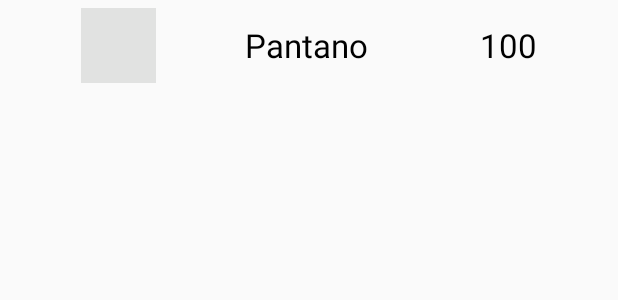
After one commit to launderex619/laberinto-multinivel, an Android app: the layout item_land_main_activity.xml on its own in the app's theme, with its tools: preview values and no code run, on a phone screen of 412 x 824 dp. The commit adds this screen. Shown: the top 300 px of the screen. Run offline under Robolectric (Android 15) with nearby library versions, the phone set to English and light mode, and no system bars.

Commit message:
Main activity casi terminado, falta programar los botones de la tabla y el boton siguiente

```diff
--- a/app/build.gradle
+++ b/app/build.gradle
@@ -20,7 +20,8 @@ android {
 
 dependencies {
     implementation fileTree(dir: 'libs', include: ['*.jar'])
-    implementation 'androidx.appcompat:appcompat:1.0.2'
+    implementation 'com.github.duanhong169:colorpicker:1.1.6'
+    implementation 'androidx.appcompat:appcompat:1.1.0'
     implementation 'androidx.constraintlayout:constraintlayout:1.1.3'
     implementation 'com.google.android.material:material:1.0.0'
     testImplementation 'junit:junit:4.12'
--- /dev/null
+++ b/app/src/main/res/layout/item_land_main_activity.xml
@@ -0,0 +1,42 @@
+<?xml version="1.0" encoding="utf-8"?>
+<LinearLayout xmlns:android="http://schemas.android.com/apk/res/android"
+    android:layout_width="match_parent"
+    android:layout_height="wrap_content"
+    android:layout_marginTop="5dp"
+    android:layout_marginBottom="5dp"
+    android:orientation="horizontal"
+    android:gravity="center"
+    >
+
+    <ImageView
+        android:id="@+id/item_land_color"
+        android:layout_width="50dp"
+        android:layout_height="50dp"
+        android:background="@color/backgroundGrayColor"
+        />
+
+    <TextView
+        android:id="@+id/item_land_name"
+        android:layout_width="200dp"
+        android:layout_height="wrap_content"
+        android:layout_gravity="center"
+        android:gravity="center"
+        android:text="@string/land_name_test"
+        android:textColor="@color/blackColor"
+        android:textSize="@dimen/text_item_size"
+        android:theme="@style/AppTheme.TextRow"
+        android:focusable="true"
+        android:clickable="true"/>
+
+    <TextView
+        android:id="@+id/item_land_code"
+        android:layout_marginStart="@dimen/fab_margin"
+        android:layout_width="wrap_content"
+        android:layout_height="wrap_content"
+        android:layout_gravity="center"
+        android:gravity="end"
+        android:text="@string/land_code_test"
+        android:textColor="@color/blackColor"
+        android:textSize="@dimen/text_item_size"
+        android:theme="@style/AppTheme.TextRow" />
+</LinearLayout>
--- a/app/src/main/res/values/dimens.xml
+++ b/app/src/main/res/values/dimens.xml
@@ -4,4 +4,5 @@
     <dimen name="text_not_selected_file_textsize">55sp</dimen>
     <dimen name="toolbar_margin_button">10dp</dimen>
     <dimen name="text_header_size">25sp</dimen>
+    <dimen name="text_item_size">22sp</dimen>
 </resources>
--- a/app/src/main/res/values/strings.xml
+++ b/app/src/main/res/values/strings.xml
@@ -8,4 +8,11 @@
     <string name="read_permission">No se otorgaron los permisos de escritura</string>
     <string name="read_permission_granted">Permisos de lectura otorgados</string>
     <string name="read_permission_denied">Permisos de lectura denegados</string>
+    <string name="content_file">Contenido del archivo</string>
+    <string name="invalid_content">Contenido no valido</string>
+    <string name="unselected_file">No se selecciono ningun archivo</string>
+    <string name="land_name_test">Pantano</string>
+    <string name="land_code_test">100</string>
+    <string name="change_name">Cambiar nombre</string>
+    <string name="change_name_message">Escribe el nuevo nombre a asignar al elemento</string>
 </resources>
--- a/app/src/main/res/values/styles.xml
+++ b/app/src/main/res/values/styles.xml
@@ -37,6 +37,11 @@
         <item name="android:textColor">@color/blackColor</item>
     </style>
 
+    <style name="AppTheme.TextRow">
+        <item name="android:textStyle">normal</item>
+        <item name="android:textColor">@color/blackColor</item>
+    </style>
+
     <color name="blackColor">#000000</color>
     <color name="white">#ffffff</color>
 </resources>
```
Also changed, not shown: app/src/main/java/com/example/sulemaia/Adapter/MainActivityAdapter.java (added, +135 -0 lines), app/src/main/java/com/example/sulemaia/Dialog/SimpleInputDialog.java (added, +29 -0 lines), app/src/main/java/com/example/sulemaia/Dialog/SimpleOkDialog.java (added, +25 -0 lines), app/src/main/java/com/example/sulemaia/Helper/Constants.java (+14 -0 lines), app/src/main/java/com/example/sulemaia/MainActivity.java (+117 -17 lines), app/src/main/java/com/example/sulemaia/Model/LandItem.java (added, +64 -0 lines), app/src/main/res/layout/activity_main.xml (+11 -3 lines).
